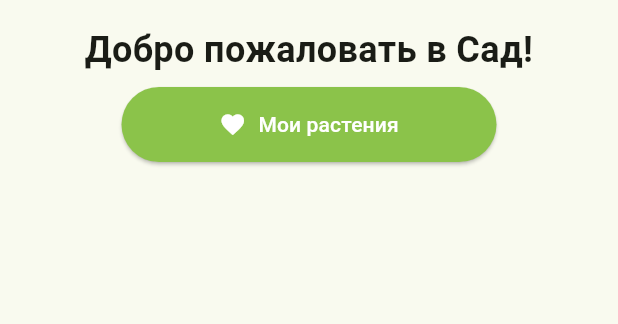
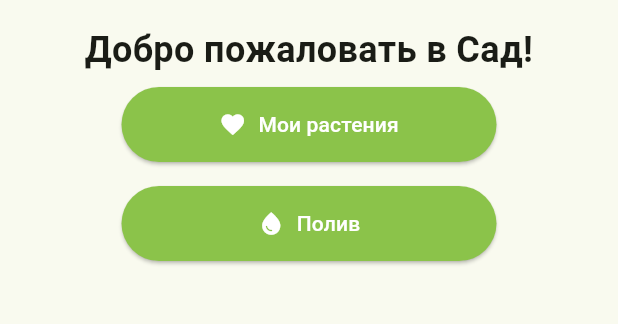
Before and after one commit to crystal-warrior/Flutter_prac_1, a Flutter app: the screen it shows after launch, on a phone screen of 412 x 824 dp, the part 84-408 px from its top. Run offline on Flutter 3.47's test engine with Material 3 defaults, Android fonts, the phone set to English and light mode, and no system bars; our stand-ins replace cached_network_image.

```diff
--- a/lib/main.dart
+++ b/lib/main.dart
@@ -1,5 +1,6 @@
 import 'package:flutter/material.dart';
 import 'package:jhvostov_prac_1/features/plant/state/plants_container.dart';
+import 'package:jhvostov_prac_1/features/watering/screens/watering_screen.dart';
 import 'package:jhvostov_prac_1/shared/app_theme.dart';
 
 void main() {
@@ -23,6 +24,11 @@ class GardenScreen extends StatelessWidget {
       'title': 'Мои растения',
       'icon': Icons.favorite,
       'screen': const PlantsContainer(),
+    },
+    {
+      'title': 'Полив',
+      'icon': Icons.water_drop,
+      'screen': WateringScreen(),
     },
   ];
 
--- a/pubspec.yaml
+++ b/pubspec.yaml
@@ -8,8 +8,9 @@ version: 1.0.0+1
 environment:
   sdk: ^3.9.2
 
+dependencies:
+  cached_network_image: ^3.4.1
 
-dependencies:
   flutter:
     sdk: flutter
 
```
Also changed, not shown: lib/features/watering/screens/watering_screen.dart (+24 -1 lines), pubspec.lock.
